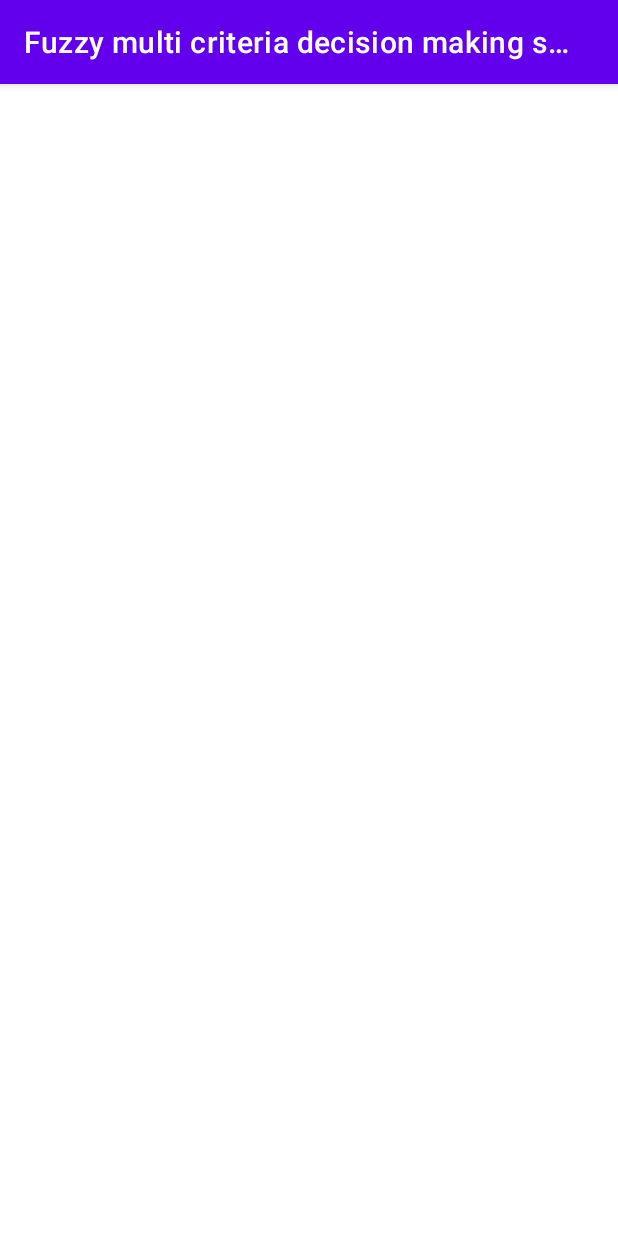
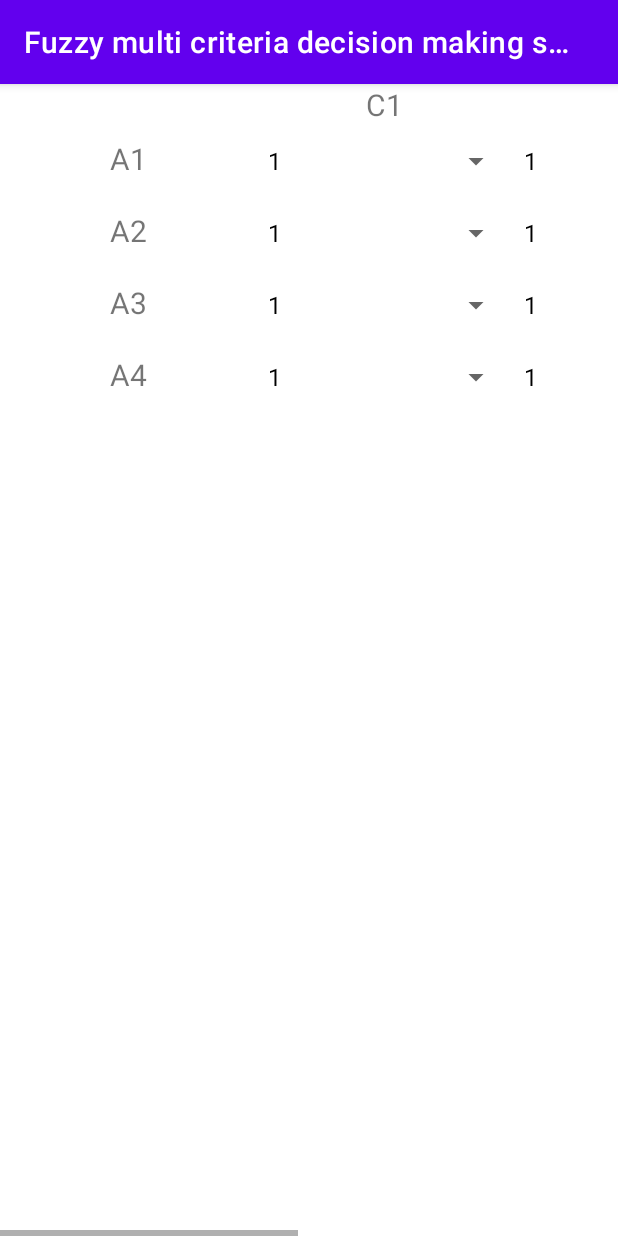
Before and after one commit to LogutovEgor/fuzzy_multi_criteria_decision_making_system, an Android app: the MainActivity screen opened directly, with no data from a screen before it, on a phone screen of 412 x 824 dp. Run offline under Robolectric (Android 15) with nearby library versions, the phone set to English and light mode, and no system bars; libraries missing offline, so code that uses them is left out: com.anychart, com.anychart.chart, com.anychart.charts; plain views replace AnyChartView.

```diff
--- a/app/src/main/java/com/example/fuzzy_multi_criteria_decision_making_system/MainActivity.java
+++ b/app/src/main/java/com/example/fuzzy_multi_criteria_decision_making_system/MainActivity.java
@@ -3,6 +3,12 @@ package com.example.fuzzy_multi_criteria_decision_making_system;
 import androidx.appcompat.app.AppCompatActivity;
 
 import android.os.Bundle;
+import android.view.Gravity;
+import android.widget.ArrayAdapter;
+import android.widget.Spinner;
+import android.widget.TableLayout;
+import android.widget.TableRow;
+import android.widget.TextView;
 
 import com.anychart.AnyChart;
 import com.anychart.AnyChartView;
@@ -15,22 +21,70 @@ import java.util.List;
 
 public class MainActivity extends AppCompatActivity {
 
+    TableLayout tableLayout;
+
     @Override
     protected void onCreate(Bundle savedInstanceState) {
         super.onCreate(savedInstanceState);
         setContentView(R.layout.activity_main);
 
-//        Pie pie = AnyChart.pie();
-//
-//        List<DataEntry> data = new ArrayList<>();
-//        data.add(new ValueDataEntry("John", 10000));
-//        data.add(new ValueDataEntry("Jake", 12000));
-//        data.add(new ValueDataEntry("Peter", 18000));
-//
-//        pie.data(data);
+        tableLayout = findViewById(R.id.table_layout);
+        createTable();
+    }
 
-//        AnyChartView anyChartView = (AnyChartView) findViewById(R.id.any_chart_view);
-//        anyChartView.setChart(pie);
+    private void createTable() {
+        int numberAlternatives = Data.getInstance().getNumberAlternatives();
+        int numberCriterias = Data.getInstance().getNumberCriterias();
 
+        for (int i = 0; i <= numberAlternatives; i++) {
+            TableRow topTableRow = new TableRow(this);
+            tableLayout.addView(topTableRow);
+            for (int j = 0; j <= numberCriterias; j++) {
+
+                if (i == 0) {
+
+                    TextView textView = new TextView(this);
+                    textView.setTextSize(20);
+                    textView.setGravity(Gravity.CENTER);
+                    TableRow.LayoutParams layoutParams = new TableRow.LayoutParams();
+                    layoutParams.width = 256;
+                    layoutParams.height = TableRow.LayoutParams.WRAP_CONTENT;
+                    textView.setLayoutParams(layoutParams);
+                    topTableRow.addView(textView);
+                    if (j != 0) {
+                        textView.setText("C" + j);
+                    }
+                }
+                else {
+                    if (j == 0) {
+                        TextView textView = new TextView(this);
+                        textView.setTextSize(20);
+                        textView.setGravity(Gravity.CENTER);
+                        TableRow.LayoutParams layoutParams = new TableRow.LayoutParams();
+                        layoutParams.width = 256;
+                        layoutParams.height = TableRow.LayoutParams.WRAP_CONTENT;
+                        textView.setLayoutParams(layoutParams);
+                        topTableRow.addView(textView);
+                        textView.setText("A" + i);
+                    } else {
+                        Spinner spinner = new Spinner(this);
+                        spinner.setGravity(Gravity.CENTER);
+                        String[] spinnerData = { "1", "2", "3" };
+                        // Create an ArrayAdapter using the string array and a default spinner layout
+                        ArrayAdapter<CharSequence> adapter = new ArrayAdapter(this,
+                                android.R.layout.simple_spinner_dropdown_item, spinnerData);
+// Specify the layout to use when the list of choices appears
+//                        adapter.setDropDownViewResource(android.R.layout.simple_spinner_dropdown_item);
+// Apply the adapter to the spinner
+                        spinner.setAdapter(adapter);
+                        topTableRow.addView(spinner);
+
+                    }
+                }
+            }
+
+
+
+        }
     }
 }
--- a/app/src/main/res/layout/activity_main.xml
+++ b/app/src/main/res/layout/activity_main.xml
@@ -6,11 +6,22 @@
     android:layout_height="match_parent"
     tools:context=".MainActivity">
 
-<!--    <com.anychart.AnyChartView-->
-<!--        android:id="@+id/any_chart_view"-->
-<!--        android:layout_width="match_parent"-->
-<!--        android:layout_height="match_parent"-->
-<!--        />-->
+    <HorizontalScrollView
+        android:layout_width="match_parent"
+        android:layout_height="match_parent"
+        tools:layout_editor_absoluteX="0dp"
+        tools:layout_editor_absoluteY="-179dp">
 
+        <ScrollView
+            android:layout_width="match_parent"
+            android:layout_height="match_parent">
+
+            <TableLayout
+                android:id="@+id/table_layout"
+                android:layout_width="match_parent"
+                android:layout_height="match_parent">
+            </TableLayout>
+        </ScrollView>
+    </HorizontalScrollView>
 
 </androidx.constraintlayout.widget.ConstraintLayout>
--- a/app/src/main/res/layout/activity_start.xml
+++ b/app/src/main/res/layout/activity_start.xml
@@ -54,7 +54,7 @@
         android:layout_marginTop="16dp"
         android:ems="10"
         android:inputType="number"
-        android:text="2"
+        android:text="4"
         android:textSize="20sp"
         app:layout_constraintStart_toStartOf="@+id/textViewNumberAlternatives"
         app:layout_constraintTop_toBottomOf="@+id/textViewNumberAlternatives" />
@@ -66,7 +66,7 @@
         android:layout_marginTop="16dp"
         android:ems="10"
         android:inputType="number"
-        android:text="2"
+        android:text="4"
         android:textSize="20sp"
         app:layout_constraintStart_toStartOf="@+id/textViewNumberCriterias"
         app:layout_constraintTop_toBottomOf="@+id/textViewNumberCriterias" />
```
Also changed, not shown: app/src/main/java/com/example/fuzzy_multi_criteria_decision_making_system/Data.java (+33 -0 lines), app/src/main/java/com/example/fuzzy_multi_criteria_decision_making_system/LinguisticTermsActivity.java (+6 -2 lines).
